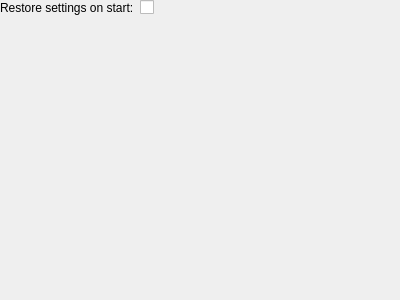
The window that src/clevokeyboardgui/ui/settings_widget.ui (anetczuk/ClevoKeyboardControl) describes before a commit, drawn with Qt 5.
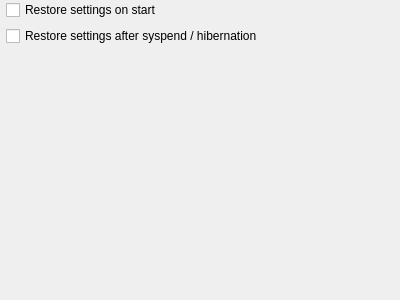
The same window after the commit.

Commit message: Restore led settings after suspension / hibernation

Patch:
```diff
--- a/src/clevokeyboardgui/ui/settings_widget.ui
+++ b/src/clevokeyboardgui/ui/settings_widget.ui
@@ -26,17 +26,17 @@
    <property name="bottomMargin">
     <number>0</number>
    </property>
-   <item row="0" column="0">
-    <widget class="QLabel" name="restoreText">
+   <item row="0" column="1">
+    <widget class="QCheckBox" name="restoreStartCB">
      <property name="text">
-      <string>Restore settings on start:</string>
+      <string>Restore settings on start</string>
      </property>
     </widget>
    </item>
-   <item row="0" column="1">
-    <widget class="QCheckBox" name="restoreCB">
+   <item row="1" column="1">
+    <widget class="QCheckBox" name="restoreSuspendCB">
      <property name="text">
-      <string/>
+      <string>Restore settings after syspend / hibernation</string>
      </property>
     </widget>
    </item>
```
The commit also changes 4 other files.
